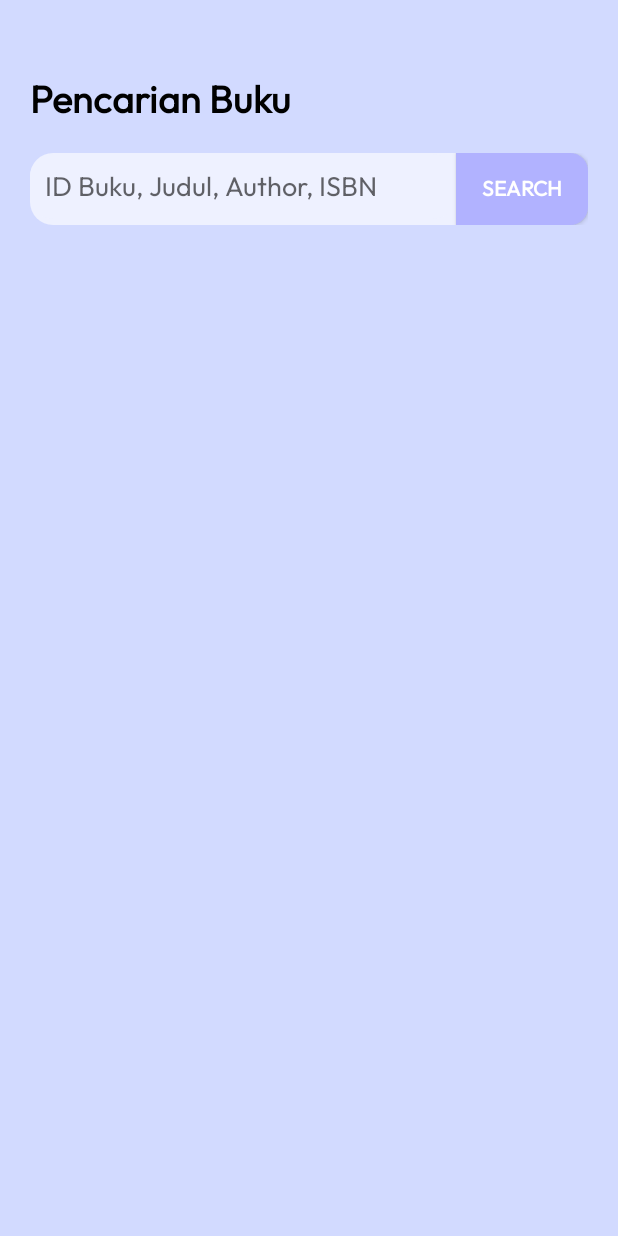
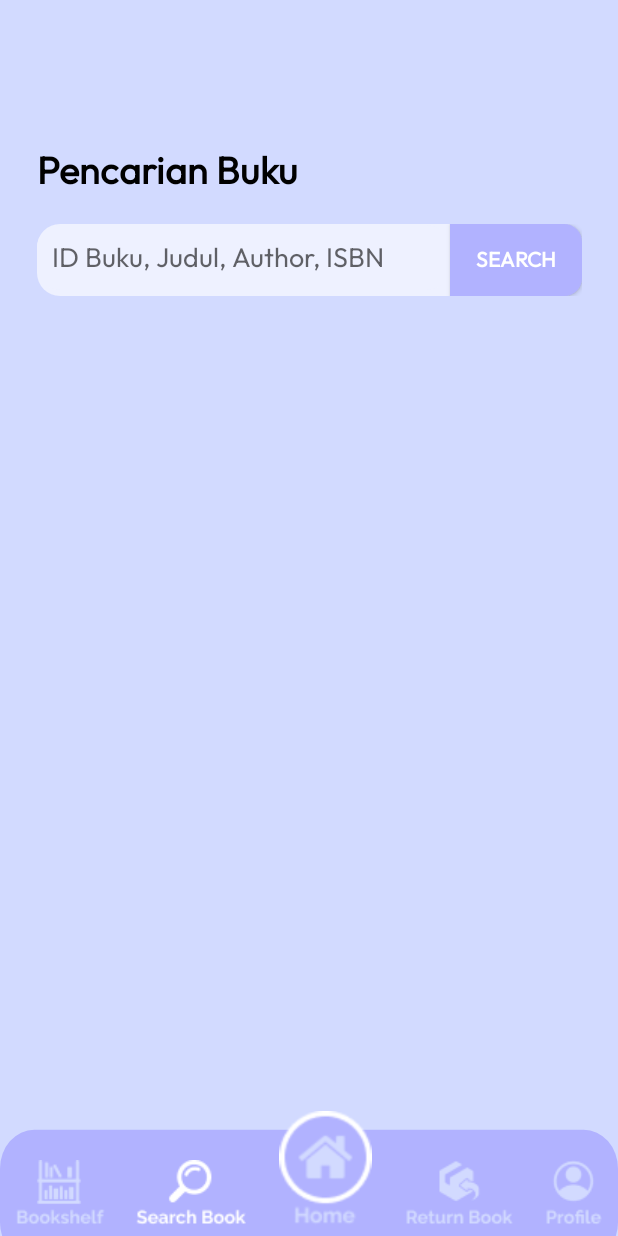
Before and after one commit to AgengCDB/Library, an Android app: the PencarianActivity screen opened directly, with no data from a screen before it, on a phone screen of 412 x 824 dp. Run offline under Robolectric (Android 15) with nearby library versions, the phone set to English and light mode, and no system bars; our stand-ins replace Volley; network calls fail; 1 statement that could not run was skipped.

Commit message:
Tambahan navbar di menu pencarian buku

```diff
--- a/app/src/main/java/library/app/com/MainActivity.java
+++ b/app/src/main/java/library/app/com/MainActivity.java
@@ -72,12 +72,13 @@ public class MainActivity extends AppCompatActivity {
         });
 
         // Intent
-        btnPencarian = findViewById(R.id.btnHome);
+        btnPencarian = findViewById(R.id.btnPencarian);
         btnPencarian.setOnClickListener(new View.OnClickListener() {
             @Override
             public void onClick(View view) {
                 Intent i = new Intent(getApplicationContext(), PencarianActivity.class);
                 startActivity(i);
+                overridePendingTransition(0, 0);
             }
         });
 
@@ -87,6 +88,7 @@ public class MainActivity extends AppCompatActivity {
             public void onClick(View view) {
                 Intent i = new Intent(getApplicationContext(), PengembalianActivity.class);
                 startActivity(i);
+                overridePendingTransition(0, 0);
             }
         });
 
@@ -105,6 +107,7 @@ public class MainActivity extends AppCompatActivity {
                 i.putExtra("email", email);
                 i.putExtra("phone", phone);
                 startActivity(i);
+                overridePendingTransition(0, 0);
             }
         });
     }
--- a/app/src/main/java/library/app/com/PencarianActivity.java
+++ b/app/src/main/java/library/app/com/PencarianActivity.java
@@ -5,9 +5,11 @@ import android.support.v7.app.AppCompatActivity;
 import android.os.Bundle;
 import android.util.Log;
 import android.view.View;
+import android.view.WindowManager;
 import android.widget.AdapterView;
 import android.widget.Button;
 import android.widget.EditText;
+import android.widget.ImageButton;
 import android.widget.ListAdapter;
 import android.widget.ListView;
 import android.widget.SimpleAdapter;
@@ -37,6 +39,7 @@ public class PencarianActivity extends AppCompatActivity {
     String url_search_book="";
     EditText txtSearch;
     Button btnSearch;
+    ImageButton btnHome;
 
     private static final String TAG_ID="id";
     private static final String TAG_TITLE="title";
@@ -48,6 +51,8 @@ public class PencarianActivity extends AppCompatActivity {
     protected void onCreate(Bundle savedInstanceState) {
         super.onCreate(savedInstanceState);
         setContentView(R.layout.activity_pencarian);
+
+        getWindow().setSoftInputMode(WindowManager.LayoutParams.SOFT_INPUT_ADJUST_PAN);
 
         txtSearch = findViewById(R.id.search_book);
         list_book = new ArrayList<>();
@@ -184,5 +189,15 @@ public class PencarianActivity extends AppCompatActivity {
                 queue.add(stringRequest);
             }
         });
+
+        btnHome = (ImageButton) findViewById(R.id.btnHome);
+        btnHome.setOnClickListener(new View.OnClickListener() {
+            @Override
+            public void onClick(View view) {
+                Intent i = new Intent(getApplicationContext(), MainActivity.class);
+                startActivity(i);
+                overridePendingTransition(0, 0);
+            }
+        });
     }
 }
--- a/app/src/main/res/layout/activity_main.xml
+++ b/app/src/main/res/layout/activity_main.xml
@@ -8,37 +8,11 @@
     tools:context=".MainActivity">
 
     <LinearLayout
-        android:id="@+id/linearLayout"
-        style="@style/layout"
-        android:layout_width="0dp"
-        android:layout_height="680dp"
-        android:layout_marginBottom="1dp"
-        android:orientation="vertical"
-        app:layout_constraintBottom_toBottomOf="parent"
-        app:layout_constraintEnd_toEndOf="parent"
-        app:layout_constraintStart_toStartOf="parent">
-
-        <TextView
-            android:id="@+id/txtHelloUser"
-            style="@style/header_text"
-            android:layout_width="wrap_content"
-            android:layout_height="wrap_content"
-            android:layout_marginBottom="10dp"
-            android:text="Hello, User!"
-            android:textAllCaps="false" />
-
-        <Button
-            android:id="@+id/logout"
-            android:layout_width="match_parent"
-            android:layout_height="wrap_content"
-            android:backgroundTint="#cf0a0a"
-            android:text="Logout"
-            android:textColor="#fff" />
-
-        <LinearLayout
         android:layout_width="match_parent"
         android:layout_height="match_parent"
-            android:orientation="horizontal">
+        android:orientation="horizontal"
+        tools:layout_editor_absoluteX="20dp"
+        tools:layout_editor_absoluteY="142dp">
 
         <ImageButton
             android:id="@+id/btnBookshelf"
@@ -93,6 +67,34 @@
 
     </LinearLayout>
 
+    <LinearLayout
+        android:id="@+id/linearLayout"
+        style="@style/layout"
+        android:layout_width="0dp"
+        android:layout_height="680dp"
+        android:layout_marginBottom="1dp"
+        android:orientation="vertical"
+        app:layout_constraintBottom_toBottomOf="parent"
+        app:layout_constraintEnd_toEndOf="parent"
+        app:layout_constraintStart_toStartOf="parent">
+
+        <TextView
+            android:id="@+id/txtHelloUser"
+            style="@style/header_text"
+            android:layout_width="wrap_content"
+            android:layout_height="wrap_content"
+            android:layout_marginBottom="10dp"
+            android:text="Hello, User!"
+            android:textAllCaps="false" />
+
+        <Button
+            android:id="@+id/logout"
+            android:layout_width="match_parent"
+            android:layout_height="wrap_content"
+            android:backgroundTint="#cf0a0a"
+            android:text="Logout"
+            android:textColor="#fff" />
+
     </LinearLayout>
 
 </android.support.constraint.ConstraintLayout>
--- a/app/src/main/res/layout/activity_pencarian.xml
+++ b/app/src/main/res/layout/activity_pencarian.xml
@@ -4,14 +4,82 @@
     xmlns:tools="http://schemas.android.com/tools"
     android:layout_width="match_parent"
     android:layout_height="match_parent"
-    android:background="@color/color_bg"
+    android:background="@drawable/ic_home"
     tools:context=".PencarianActivity">
 
     <LinearLayout
-        android:layout_width="match_parent"
-        android:layout_height="match_parent"
+        android:id="@+id/linearLayout3"
+        android:layout_width="0dp"
+        android:layout_height="0dp"
+        android:orientation="horizontal"
+        app:layout_constraintBottom_toBottomOf="parent"
+        app:layout_constraintEnd_toEndOf="parent"
+        app:layout_constraintStart_toStartOf="parent"
+        app:layout_constraintTop_toTopOf="parent">
+
+        <ImageButton
+            android:id="@+id/btnBookshelf"
+            android:layout_width="wrap_content"
+            android:layout_height="wrap_content"
+            android:layout_gravity="bottom"
+            android:layout_marginBottom="5dp"
+            android:layout_weight="1"
+            android:background="@android:color/transparent"
+            app:srcCompat="@drawable/bookshelf_nav" />
+
+        <ImageButton
+            android:id="@+id/btnPencarian"
+            android:layout_width="wrap_content"
+            android:layout_height="wrap_content"
+            android:layout_gravity="bottom"
+            android:layout_marginBottom="5dp"
+            android:layout_weight="1"
+            android:background="@android:color/transparent"
+            app:srcCompat="@drawable/search_nav_selected" />
+
+        <ImageButton
+            android:id="@+id/btnHome"
+            android:layout_width="63dp"
+            android:layout_height="78dp"
+            android:layout_gravity="bottom"
+            android:layout_marginBottom="5dp"
+            android:layout_weight="1"
+            android:background="@android:color/transparent"
+            android:scaleType="fitCenter"
+            app:srcCompat="@drawable/home_nav_notselected" />
+
+        <ImageButton
+            android:id="@+id/btnPengembalianBuku"
+            android:layout_width="wrap_content"
+            android:layout_height="wrap_content"
+            android:layout_gravity="bottom"
+            android:layout_marginBottom="5dp"
+            android:layout_weight="1"
+            android:background="@android:color/transparent"
+            app:srcCompat="@drawable/return_nav" />
+
+        <ImageButton
+            android:id="@+id/btnProfile"
+            android:layout_width="wrap_content"
+            android:layout_height="wrap_content"
+            android:layout_gravity="bottom"
+            android:layout_marginBottom="5dp"
+            android:layout_weight="1"
+            android:background="@android:color/transparent"
+            app:srcCompat="@drawable/profile_nav" />
+
+    </LinearLayout>
+
+    <LinearLayout
+        android:id="@+id/linearLayout2"
         style="@style/layout"
-        android:orientation="vertical">
+        android:layout_width="363dp"
+        android:layout_height="629dp"
+        android:orientation="vertical"
+        app:layout_constraintBottom_toBottomOf="parent"
+        app:layout_constraintEnd_toEndOf="parent"
+        app:layout_constraintStart_toStartOf="parent"
+        app:layout_constraintTop_toTopOf="parent">
 
         <TextView
             android:id="@+id/textView"
@@ -31,9 +99,9 @@
                 android:id="@+id/search_book"
                 android:layout_width="match_parent"
                 android:layout_height="wrap_content"
+                android:layout_weight="1"
                 android:background="@drawable/list_book_bg"
                 android:ems="10"
-                android:layout_weight="1"
                 android:hint="ID Buku, Judul, Author, ISBN"
                 android:inputType="textPersonName"
                 android:paddingHorizontal="10dp"
@@ -45,18 +113,20 @@
                 android:layout_height="wrap_content"
                 android:background="@drawable/button_search"
                 android:backgroundTint="#B1B2FF"
-                android:textStyle="bold"
+                android:text="Search"
                 android:textColor="@color/white"
-                android:text="Search" />
+                android:textStyle="bold" />
         </LinearLayout>
 
         <ListView
             android:id="@+id/listView"
             android:layout_width="match_parent"
-            android:layout_height="match_parent"
+            android:layout_height="500dp"
             android:divider="@color/transparent"
-            android:dividerHeight="10dp"
-            />
+            android:dividerHeight="10dp">
+
+        </ListView>
+
     </LinearLayout>
 
 </android.support.constraint.ConstraintLayout>
```
Also changed, not shown: app/src/main/res/drawable/home_nav_notselected.png (added), app/src/main/res/drawable/search_nav_selected.png (added). Lines whose indentation alone changed are shown as unchanged.
